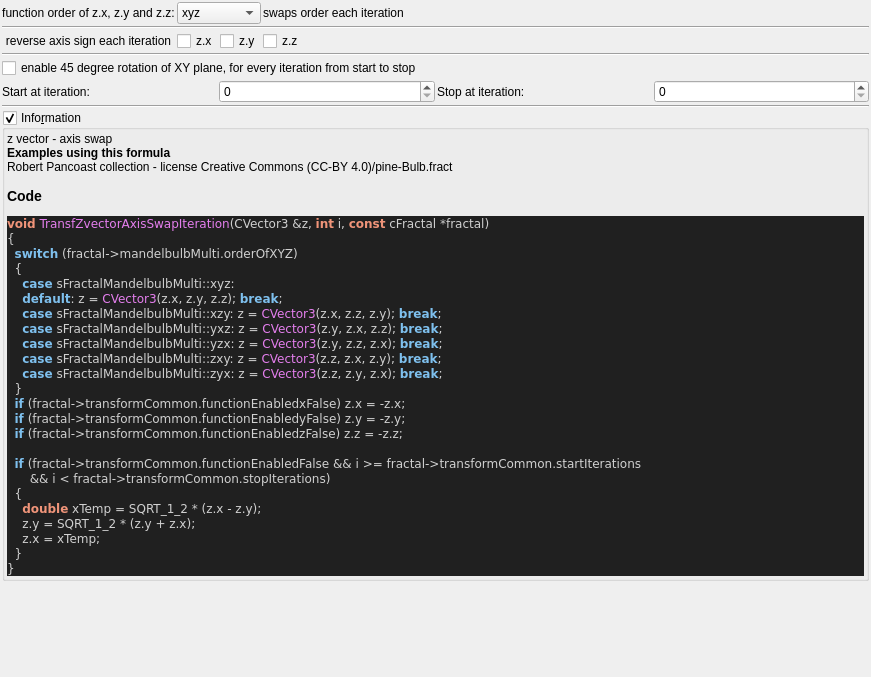
Old version of the form mandelbulber2/qt_data/fractal_transf_zvector_axis_swap.ui in the repository buddhi1980/mandelbulber2.
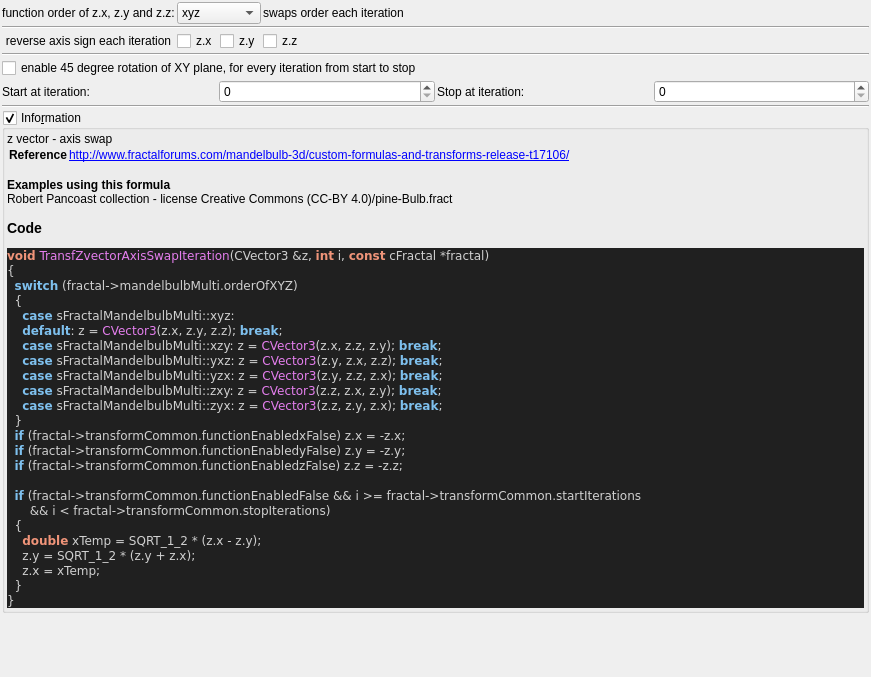
New version of the form. Custom widgets are drawn as their Qt base class.

The edit to the form file:
```diff
--- a/mandelbulber2/qt_data/fractal_transf_zvector_axis_swap.ui
+++ b/mandelbulber2/qt_data/fractal_transf_zvector_axis_swap.ui
@@ -260,6 +260,8 @@
        <widget class="QLabel" name="label_code_content">
         <property name="text">
          <string notr="true">&lt;p&gt;z vector - axis swap&lt;/p&gt;&lt;table&gt;
+&lt;tr&gt;&lt;th&gt;Reference&lt;/th&gt;&lt;td&gt;&lt;a href=&quot;http://www.fractalforums.com/mandelbulb-3d/custom-formulas-and-transforms-release-t17106/&quot;&gt;http://www.fractalforums.com/mandelbulb-3d/custom-formulas-and-transforms-release-t17106/&lt;br&gt;
+&lt;/td&gt;&lt;/tr&gt;
 &lt;/table&gt;
 &lt;br&gt;&lt;b&gt;Examples using this formula&lt;/b&gt;&lt;br&gt;Robert Pancoast collection - license Creative Commons (CC-BY 4.0)/pine-Bulb.fract&lt;h3&gt;Code&lt;/h3&gt;
 &lt;body style=&quot;background-color:#202020&quot;&gt;
```
